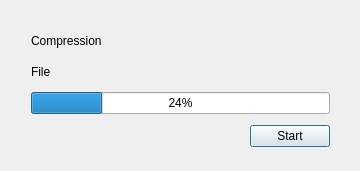
The window that CompressionDialog.ui (Metacometa/hse-coursework-1) describes before a commit, drawn with Qt 5.
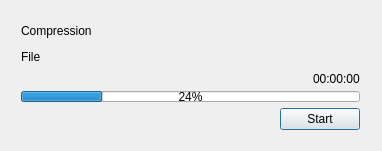
The same window after the commit.

What changed in the file:
```diff
--- a/CompressionDialog.ui
+++ b/CompressionDialog.ui
@@ -6,20 +6,20 @@
    <rect>
     <x>0</x>
     <y>0</y>
-    <width>360</width>
-    <height>171</height>
+    <width>382</width>
+    <height>151</height>
    </rect>
   </property>
   <property name="windowTitle">
    <string>Archivation</string>
   </property>
-  <widget class="QWidget" name="layoutWidget">
+  <widget class="QWidget" name="">
    <property name="geometry">
     <rect>
-     <x>20</x>
-     <y>20</y>
-     <width>321</width>
-     <height>138</height>
+     <x>10</x>
+     <y>10</y>
+     <width>361</width>
+     <height>131</height>
     </rect>
    </property>
    <layout class="QGridLayout" name="gridLayout">
@@ -107,6 +107,30 @@
     </item>
     <item row="2" column="0">
      <layout class="QVBoxLayout" name="verticalLayout">
+      <item>
+       <layout class="QHBoxLayout" name="horizontalLayout_4">
+        <item>
+         <spacer name="horizontalSpacer_4">
+          <property name="orientation">
+           <enum>Qt::Horizontal</enum>
+          </property>
+          <property name="sizeHint" stdset="0">
+           <size>
+            <width>40</width>
+            <height>20</height>
+           </size>
+          </property>
+         </spacer>
+        </item>
+        <item>
+         <widget class="QLabel" name="timerLabel">
+          <property name="text">
+           <string>00:00:00</string>
+          </property>
+         </widget>
+        </item>
+       </layout>
+      </item>
       <item>
        <widget class="QProgressBar" name="progressBar">
         <property name="value">
@@ -114,22 +138,24 @@
         </property>
        </widget>
       </item>
-      <item>
-       <spacer name="verticalSpacer">
-        <property name="orientation">
-         <enum>Qt::Vertical</enum>
-        </property>
-        <property name="sizeHint" stdset="0">
-         <size>
-          <width>20</width>
-          <height>40</height>
-         </size>
-        </property>
-       </spacer>
-      </item>
      </layout>
     </item>
     <item row="3" column="0">
+     <layout class="QVBoxLayout" name="verticalLayout_4">
+      <item>
+       <spacer name="verticalSpacer">
+        <property name="orientation">
+         <enum>Qt::Vertical</enum>
+        </property>
+        <property name="sizeHint" stdset="0">
+         <size>
+          <width>20</width>
+          <height>40</height>
+         </size>
+        </property>
+       </spacer>
+      </item>
+      <item>
      <layout class="QHBoxLayout" name="horizontalLayout_2">
       <item>
        <spacer name="horizontalSpacer">
@@ -150,6 +176,8 @@
          <string>Start</string>
         </property>
        </widget>
+        </item>
+       </layout>
       </item>
      </layout>
     </item>
```
Lines whose indentation alone changed are shown as unchanged.
